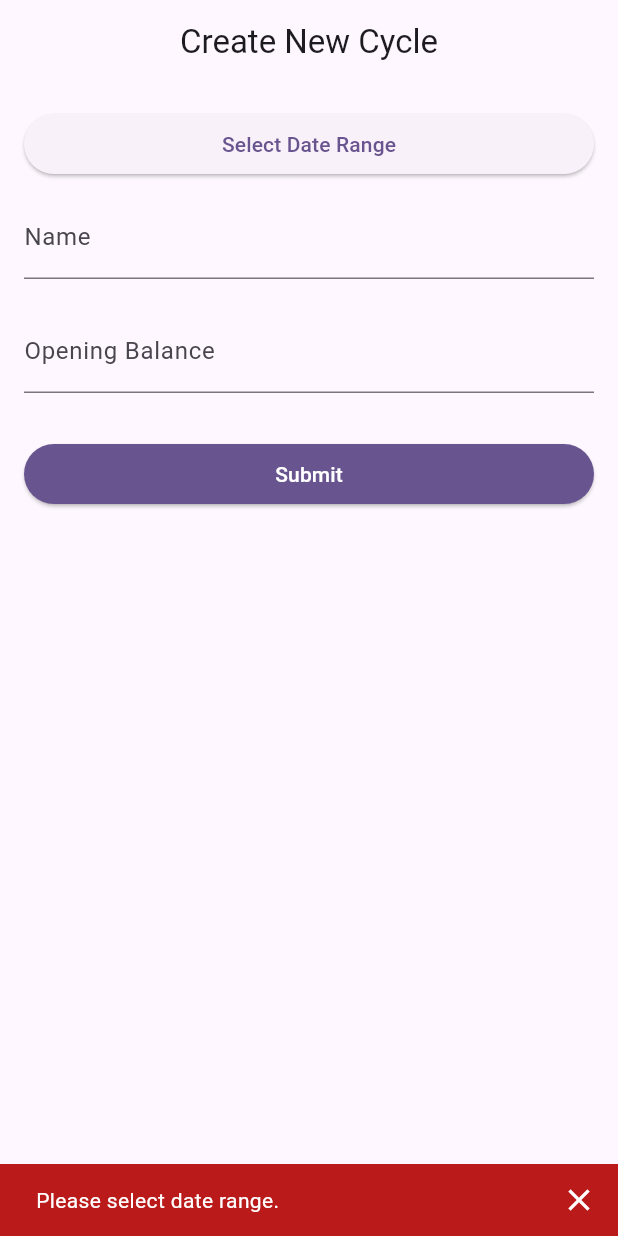
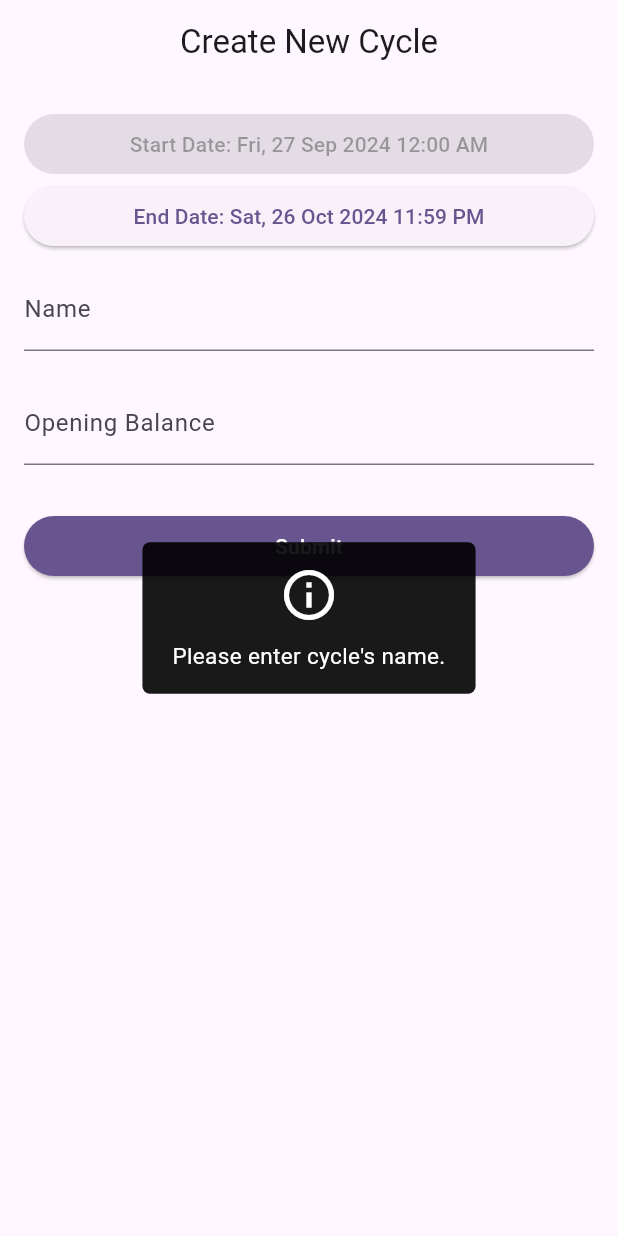
Before and after one commit to mussyahmi/my_finance_mate, a Flutter app: the CycleAddPage screen opened directly, after a tap on "Submit", on a phone screen of 412 x 824 dp. Run offline on Flutter 3.47's test engine with Material 3 defaults, Android fonts, the phone set to English and light mode, and no system bars; our stand-ins replace adaptive_theme, cloud_firestore, device_info_plus, file_picker, firebase_auth, firebase_core and 10 more; accounts and stored records are empty.

Commit message:
Update add cycle logic

```diff
--- a/lib/pages/cycle_add_page.dart
+++ b/lib/pages/cycle_add_page.dart
@@ -1,6 +1,7 @@
 // ignore_for_file: avoid_print
 
 import 'package:flutter/material.dart';
+import 'package:flutter_easyloading/flutter_easyloading.dart';
 import 'package:google_mobile_ads/google_mobile_ads.dart';
 import 'package:intl/intl.dart';
 import 'package:provider/provider.dart';
@@ -8,6 +9,7 @@ import 'package:provider/provider.dart';
 import '../models/cycle.dart';
 import '../providers/cycle_provider.dart';
 import '../services/ad_mob_service.dart';
+import '../services/message_services.dart';
 
 class CycleAddPage extends StatefulWidget {
   const CycleAddPage({super.key});
@@ -17,10 +19,12 @@ class CycleAddPage extends StatefulWidget {
 }
 
 class CycleAddPageState extends State<CycleAddPage> {
+  final MessageService messageService = MessageService();
   late Cycle? _cycle;
   TextEditingController cycleNameController = TextEditingController();
   TextEditingController openingBalanceController = TextEditingController();
-  DateTimeRange? selectedDateRange;
+  DateTime? _startDate;
+  DateTime? _endDate;
   bool _isLoading = false;
 
   //* Ad related
@@ -39,17 +43,28 @@ class CycleAddPageState extends State<CycleAddPage> {
       startDate =
           DateTime(startDate.year, startDate.month, startDate.day, 0, 0);
 
-      DateTime endDate = _cycle!.endDate.add(Duration(
-          days: _cycle!.endDate.difference(_cycle!.startDate).inDays - 1));
-      endDate = DateTime(endDate.year, endDate.month, endDate.day, 0, 0);
+      DateTime endDate = _cycle!.endDate.add(
+          Duration(days: _cycle!.endDate.difference(_cycle!.startDate).inDays));
 
       setState(() {
         cycleNameController.text = _cycle!.cycleName;
         openingBalanceController.text = _cycle!.amountBalance;
-        selectedDateRange = DateTimeRange(
-          start: startDate,
-          end: endDate,
-        );
+        _startDate = startDate;
+        _endDate = endDate;
+      });
+    } else {
+      DateTime startDate = DateTime.now();
+      startDate =
+          DateTime(startDate.year, startDate.month, startDate.day, 0, 0);
+
+      DateTime endDate = startDate.add(const Duration(days: 29));
+      endDate = endDate
+          .add(const Duration(days: 1))
+          .subtract(const Duration(minutes: 1));
+
+      setState(() {
+        _startDate = startDate;
+        _endDate = endDate;
       });
     }
 
@@ -92,30 +107,31 @@ class CycleAddPageState extends State<CycleAddPage> {
                       crossAxisAlignment: CrossAxisAlignment.stretch,
                       children: [
                         ElevatedButton(
+                          onPressed: null,
+                          child: Text(
+                            'Start Date: ${DateFormat('EE, d MMM yyyy h:mm aa').format(_startDate ?? DateTime.now())}',
+                          ),
+                        ),
+                        ElevatedButton(
                           onPressed: () async {
-                            final pickedDateRange = await showDateRangePicker(
+                            final selectedDate = await showDatePicker(
                               context: context,
-                              firstDate: _cycle == null
-                                  ? DateTime.now()
-                                      .subtract(const Duration(days: 365))
-                                  : _cycle!.endDate
-                                      .add(const Duration(days: 1)),
+                              initialDate: _endDate ?? DateTime.now(),
+                              firstDate: _startDate ?? DateTime.now(),
                               lastDate:
                                   DateTime.now().add(const Duration(days: 365)),
-                              initialDateRange: selectedDateRange,
                             );
 
-                            if (pickedDateRange != null) {
+                            if (selectedDate != null) {
                               setState(() {
-                                selectedDateRange = pickedDateRange;
+                                _endDate = selectedDate
+                                    .add(const Duration(days: 1))
+                                    .subtract(const Duration(minutes: 1));
                               });
                             }
                           },
                           child: Text(
-                            selectedDateRange != null
-                                ? 'Date Range:\n${DateFormat('EE, d MMM yyyy').format(selectedDateRange!.start)} - ${DateFormat('EE, d MMM yyyy').format(selectedDateRange!.end)}'
-                                : 'Select Date Range',
-                            textAlign: TextAlign.center,
+                            'End Date: ${DateFormat('EE, d MMM yyyy h:mm aa').format(_endDate ?? DateTime.now())}',
                           ),
                         ),
                         const SizedBox(height: 10),
@@ -192,50 +208,30 @@ class CycleAddPageState extends State<CycleAddPage> {
   }
 
   Future<void> _addCycle() async {
+    EasyLoading.show(status: messageService.getRandomAddMessage());
+
     //* Validate the form data
-    final message = _validate(selectedDateRange, cycleNameController.text,
-        openingBalanceController.text);
+    final message =
+        _validate(cycleNameController.text, openingBalanceController.text);
 
     if (message.isNotEmpty) {
-      final snackBar = SnackBar(
-        content: Text(
-          message,
-          style: TextStyle(color: Theme.of(context).colorScheme.onError),
-        ),
-        backgroundColor: Theme.of(context).colorScheme.error,
-        showCloseIcon: true,
-        closeIconColor: Theme.of(context).colorScheme.onError,
-      );
-
-      ScaffoldMessenger.of(context).showSnackBar(snackBar);
-
+      EasyLoading.showInfo(message);
       return;
     }
-
-    final adjustedEndDate = selectedDateRange!.end
-        .add(const Duration(days: 1))
-        .subtract(const Duration(minutes: 1));
 
     //* Create the new cycle document
     await context.read<CycleProvider>().addCycle(
           context,
           cycleNameController.text,
-          selectedDateRange!.start,
-          adjustedEndDate,
+          _startDate!,
+          _endDate!,
           double.parse(openingBalanceController.text).toStringAsFixed(2),
         );
+
+    EasyLoading.showSuccess(messageService.getRandomDoneAddMessage());
   }
 
-  String _validate(
-      DateTimeRange? selectedDateRange, String cycleName, String amount) {
-    if (selectedDateRange == null) {
-      return 'Please select date range.';
-    }
-
-    if (selectedDateRange.end.isBefore(DateTime.now())) {
-      return 'End date cannot be in the past.';
-    }
-
+  String _validate(String cycleName, String amount) {
     if (cycleName.isEmpty) {
       return 'Please enter cycle\'s name.';
     }
```
